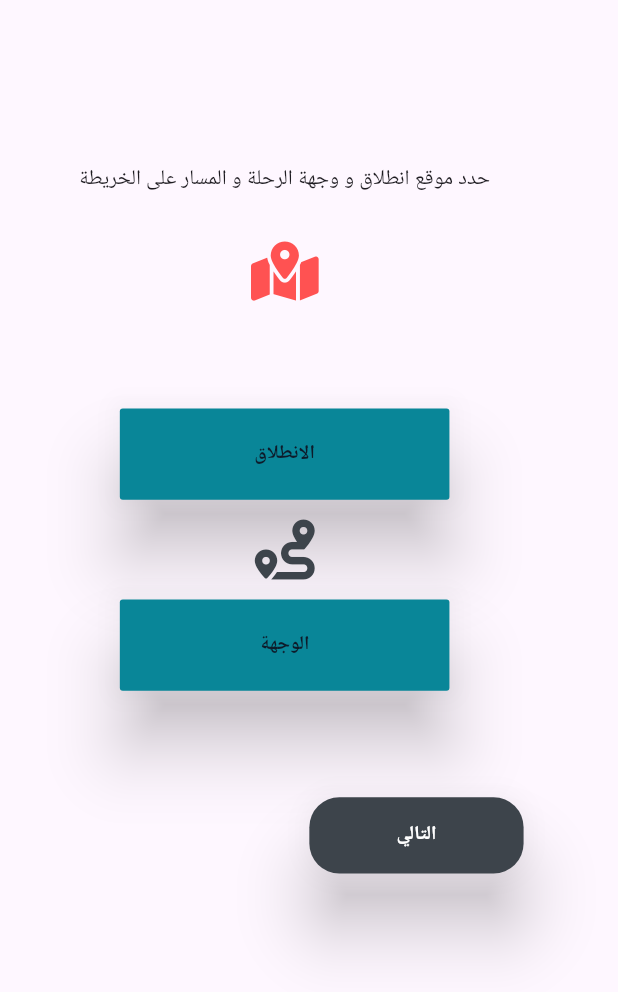
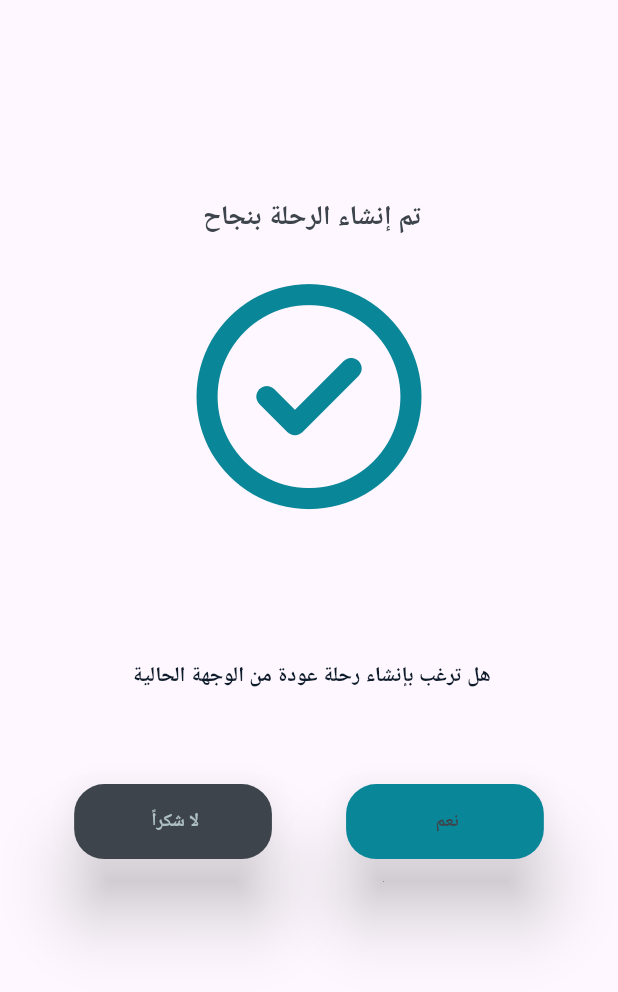
Before and after one commit to Salah-Al-Tenawi/dash_board, a Flutter app: the screen it shows after launch, on a phone screen of 412 x 824 dp. Shown: the top 992 px of the screen. Run offline on Flutter 3.47's test engine with Material 3 defaults, Android fonts, the phone set to English and light mode, and no system bars; our stand-ins replace bloc, dartz, dio, equatable, flutter_bloc, flutter_map and 11 more; accounts and stored records are empty.

Commit message:
trip did you back screen done

```diff
--- a/lib/core/constant/imagesUrl.dart
+++ b/lib/core/constant/imagesUrl.dart
@@ -1,11 +1,10 @@
 class ImagesUrl {
   static const String imageRuotassets = "assets/images";
   static const String lottieAssets = "assets/lottie";
+  static const String svgAssets = "assets/svgs";
 
   static const String login = "$imageRuotassets/";
-
   static const String imagegoogle = "$imageRuotassets/google.png";
-
   static const String appLogo = "$imageRuotassets/app_logo.png";
   static const String profileImage = "$imageRuotassets/profiles.jpg";
   static const String carImage = "$imageRuotassets/logo.png";
@@ -13,4 +12,8 @@ class ImagesUrl {
 
 // lottie image
   static const String loadinglottie = "$lottieAssets/loading1.json";
+static const String searchlottie = "$lottieAssets/Animation - 1719048732828(1).json" ;
+
+  // svg
+  static const String didyouback = "$svgAssets /undraw_mobile_login_re_9ntv.svg";
 }
--- a/lib/core/route/route_app.dart
+++ b/lib/core/route/route_app.dart
@@ -10,6 +10,7 @@ import 'package:sharecars/features/auth/presentation/manger/singin_cubit/singin_
 import 'package:sharecars/features/auth/presentation/view/forget_password.dart';
 import 'package:sharecars/features/auth/presentation/view/login.dart';
 import 'package:sharecars/features/auth/presentation/view/singin.dart';
+import 'package:sharecars/features/home/preantion/view/home.dart';
 import 'package:sharecars/features/profiles/data/repo/profile_repo_im.dart';
 import 'package:sharecars/features/profiles/presantaion/manger/profile_cubit/profile_cubit.dart';
 import 'package:sharecars/features/profiles/presantaion/view/profile.dart';
@@ -18,6 +19,7 @@ import 'package:sharecars/features/trip_create/presantion/view/trip_add_number_p
 import 'package:sharecars/features/trip_create/presantion/view/trip_select_date_and_seats.dart';
 import 'package:sharecars/features/trip_create/presantion/view/trip_select_price_and_booking_type.dart';
 import 'package:sharecars/features/trip_create/presantion/view/trip_select_source_and_dist_on_map.dart';
+import 'package:sharecars/features/trip_create/presantion/view/trip_did_you_back.dart';
 
 List<GetPage<dynamic>> appRoute = [
   GetPage(name: RouteName.splashView, page: () => const SplashView()),
@@ -54,23 +56,23 @@ List<GetPage<dynamic>> appRoute = [
 
   GetPage(
       name: RouteName.tripSelectSourceAndDistOnMap,
-      page: () => const TripSelectSourceAndDistOnMap() ),
+      page: () => const TripSelectSourceAndDistOnMap()),
 
   GetPage(
       name: RouteName.tripSelectDateAndSeats,
       page: () => const TripSelectDateAndSeats()),
 
-
   GetPage(
       name: RouteName.tripSelectPriceAndBookingType,
       page: () => const TripSelectPriceAndBookingType()),
-
 
   GetPage(
       name: RouteName.tripAddNumberPhone,
       page: () => const TripAddNumberPhone()),
 
+  GetPage(name: RouteName.tripDidYouBack, page: () => const TripDidYouBack()) ,
 
+  // home
 
-
+  GetPage(name: RouteName.home, page: () => const Home())
 ];
--- a/lib/core/route/route_name.dart
+++ b/lib/core/route/route_name.dart
@@ -16,4 +16,5 @@ class RouteName {
   static const tripSelectDateAndSeats = "/tripSelectDateAndSeats";
   static const tripSelectPriceAndBookingType = "/tripSelectPriceAndBookingType";
   static const tripAddNumberPhone = "/tripAddNumberPhone";
+  static const tripDidYouBack = "/TripDidYouBack";
 }
--- a/lib/core/them/text_style_app.dart
+++ b/lib/core/them/text_style_app.dart
@@ -10,6 +10,9 @@ const TextStyle font10boldRamadi = TextStyle(
 
 const TextStyle font12boldRamadi = TextStyle(
     fontSize: 12, fontWeight: FontWeight.bold, color: MyColors.newramadi);
+
+const TextStyle font12boldsky = TextStyle(
+    fontSize: 12, fontWeight: FontWeight.bold, color: MyColors.newgrey);
 const TextStyle font15BoldRamadi = TextStyle(
     fontSize: 15, fontWeight: FontWeight.bold, color: MyColors.newramadi);
 
--- /dev/null
+++ b/lib/features/home/preantion/view/home.dart
@@ -0,0 +1,15 @@
+import 'package:flutter/material.dart';
+
+class Home extends StatefulWidget {
+  const Home({super.key});
+
+  @override
+  State<Home> createState() => _HomeState();
+}
+
+class _HomeState extends State<Home> {
+  @override
+  Widget build(BuildContext context) {
+    return Scaffold(body: Center(child: Text("welcome home ")));
+  }
+}
--- a/lib/features/trip_create/presantion/view/trip_add_number_phone.dart
+++ b/lib/features/trip_create/presantion/view/trip_add_number_phone.dart
@@ -2,6 +2,7 @@ import 'package:flutter/material.dart';
 import 'package:flutter_screenutil/flutter_screenutil.dart';
 import 'package:font_awesome_flutter/font_awesome_flutter.dart';
 import 'package:get/get.dart';
+import 'package:sharecars/core/route/route_name.dart';
 import 'package:sharecars/core/them/my_colors.dart';
 import 'package:sharecars/core/them/text_style_app.dart';
 import 'package:sharecars/core/utils/functions/input_valid.dart';
@@ -95,6 +96,8 @@ class _TripAddNumberPhoneState extends State<TripAddNumberPhone> {
                       onPressed: () {
                         if (_formKey.currentState!.validate()) {
                           tripFrom.numberPhone = _phoneController.text;
+                          Get.toNamed(RouteName.tripDidYouBack,
+                              arguments: tripFrom);
                           setState(() {
                             _isValid = true;
                           });
--- /dev/null
+++ b/lib/features/trip_create/presantion/view/trip_did_you_back.dart
@@ -0,0 +1,97 @@
+import 'package:flutter/material.dart';
+import 'package:flutter_screenutil/flutter_screenutil.dart';
+import 'package:flutter_svg/svg.dart';
+import 'package:font_awesome_flutter/font_awesome_flutter.dart';
+import 'package:get/get.dart';
+import 'package:lottie/lottie.dart';
+import 'package:sharecars/core/constant/imagesUrl.dart';
+import 'package:sharecars/core/route/route_name.dart';
+import 'package:sharecars/core/them/my_colors.dart';
+import 'package:sharecars/core/them/text_style_app.dart';
+import 'package:sharecars/core/utils/widgets/my_button.dart';
+import 'package:sharecars/features/trip_create/data/model/trip_from.dart';
+
+class TripDidYouBack extends StatefulWidget {
+  const TripDidYouBack({super.key});
+
+  @override
+  State<TripDidYouBack> createState() => _TripDidYouBackState();
+}
+
+class _TripDidYouBackState extends State<TripDidYouBack> {
+  // late final TripFrom tripFrom;
+  @override
+  void initState() {
+    super.initState();
+    // tripFrom = Get.arguments as TripFrom;
+  }
+
+  @override
+  Widget build(BuildContext context) {
+    return Scaffold(
+      body: SizedBox(
+        width: double.infinity,
+        child: Padding(
+          padding: EdgeInsets.only(top: 130.h),
+          child: Column(
+            children: [
+              const Text(
+                "تم إنشاء الرحلة بنجاح ",
+                style: font18boldramdi,
+              ),
+              SizedBox(
+                height: 30.h,
+              ),
+              const FaIcon(
+                FontAwesomeIcons.circleCheck,
+                size: 150,
+                color: MyColors.newrskey,
+              ),
+              SizedBox(
+                height: 100.h,
+              ),
+              const Text(
+                "هل ترغب بإنشاء رحلة عودة من الوجهة الحالية ",
+                style: font14boldblueblack,
+              ),
+              SizedBox(
+                height: 60.h,
+              ),
+              Row(
+                mainAxisAlignment: MainAxisAlignment.spaceEvenly,
+                children: [
+                  MyButton(
+                    onPressed: () {},
+                    color: MyColors.newrskey,
+                    splashcolor: MyColors.newramadi,
+                    width: 120.w,
+                    height: 50,
+                    borderRadius: true,
+                    child: const Text(
+                      "نعم ",
+                      style: font12boldRamadi,
+                    ),
+                  ),
+                  MyButton(
+                    onPressed: () {
+                      Get.toNamed(RouteName.home);
+                    },
+                    color: MyColors.newramadi,
+                    splashcolor: MyColors.newramadi,
+                    width: 120.w,
+                    height: 50,
+                    borderRadius: true,
+                    child: const Text(
+                      "لا شكراً ",
+                      style: font12boldsky,
+                    ),
+                  ),
+                ],
+              ),
+            ],
+          ),
+        ),
+      ),
+    );
+  }
+}
--- a/lib/main.dart
+++ b/lib/main.dart
@@ -27,7 +27,7 @@ class ShareCars extends StatelessWidget {
       minTextAdapt: true,
       child: GetMaterialApp(
         title: "state mangment with cubit and navigation by getx",
-        initialRoute: RouteName.tripSelectSourceAndDistOnMap,
+        initialRoute: RouteName.tripDidYouBack,
         getPages: appRoute,
         theme: ThemApp.lightThem,
         debugShowCheckedModeBanner: false,
```
Also changed, not shown: assets/lottie/Animation - 1719048732828(1).json (added, +1 -0 lines), assets/svgs/undraw_adventure-map_3e4p.svg (added), assets/svgs/undraw_certification_i2m0.svg (added), assets/svgs/undraw_login_weas.svg (added), assets/svgs/undraw_not-found_6bgl.svg (added), assets/svgs/undraw_page-not-found_6wni.svg (added), assets/svgs/undraw_server-down_lxs9.svg (added), assets/svgs/undraw_success_288d.svg (added), assets/svgs/undraw_towing_e407.svg (added).
